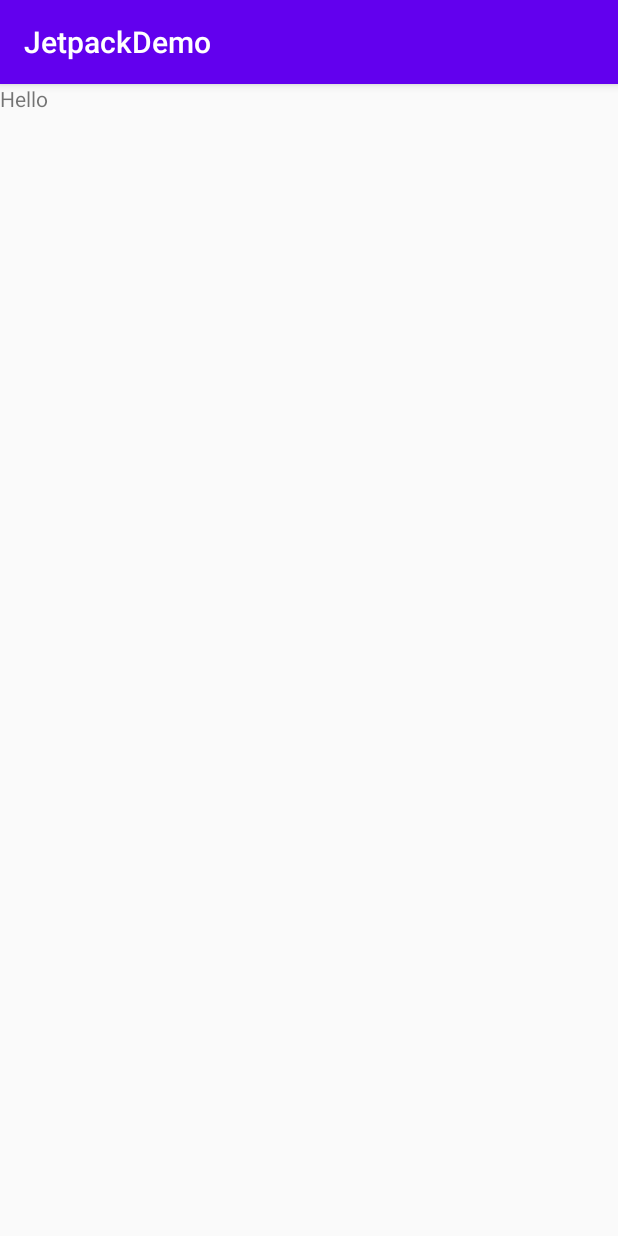
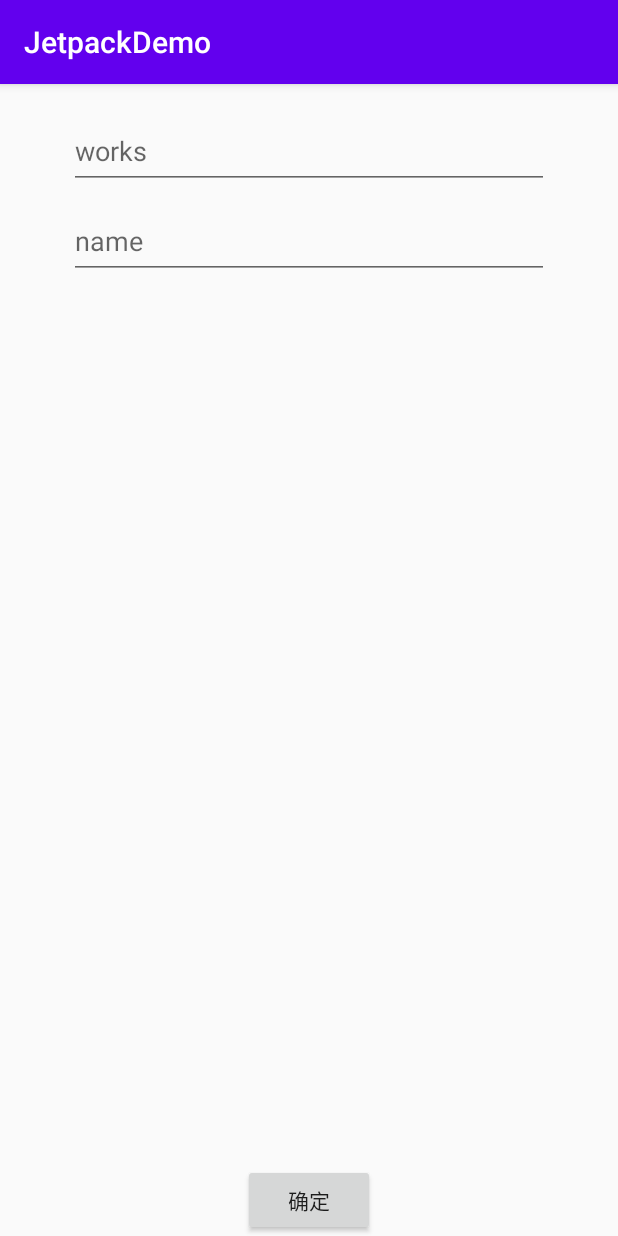
Before and after one commit to binbin0915/jetpackstudy, an Android app: the AddFragment screen opened through its navigation route, on a phone screen of 412 x 824 dp. Run offline under Robolectric (Android 15) with nearby library versions, the phone set to English and light mode, and no system bars.

Commit message:
基本完成

```diff
--- a/src/JetpackDemo/app/src/main/res/layout/add_fragment.xml
+++ b/src/JetpackDemo/app/src/main/res/layout/add_fragment.xml
@@ -1,13 +1,42 @@
 <?xml version="1.0" encoding="utf-8"?>
-<FrameLayout xmlns:android="http://schemas.android.com/apk/res/android"
+<androidx.constraintlayout.widget.ConstraintLayout xmlns:android="http://schemas.android.com/apk/res/android"
+    xmlns:app="http://schemas.android.com/apk/res-auto"
     xmlns:tools="http://schemas.android.com/tools"
     android:layout_width="match_parent"
     android:layout_height="match_parent"
     tools:context=".fragment.AddFragment">
 
-    <TextView
-        android:layout_width="match_parent"
-        android:layout_height="match_parent"
-        android:text="Hello" />
+    <Button
+        android:id="@+id/btnAdd"
+        android:layout_width="wrap_content"
+        android:layout_height="48dp"
+        android:text="确定"
+        app:layout_constraintBottom_toBottomOf="parent"
+        app:layout_constraintEnd_toEndOf="parent"
+        app:layout_constraintStart_toStartOf="parent" />
 
-</FrameLayout>
+    <EditText
+        android:id="@+id/edWorks"
+        android:layout_width="320dp"
+        android:layout_height="50dp"
+        android:layout_marginTop="20dp"
+        android:ems="10"
+        android:hint="works"
+        android:inputType="textPersonName"
+        app:layout_constraintEnd_toEndOf="parent"
+        app:layout_constraintStart_toStartOf="parent"
+        app:layout_constraintTop_toTopOf="parent" />
+
+    <EditText
+        android:id="@+id/edName"
+        android:layout_width="320dp"
+        android:layout_height="50dp"
+        android:layout_marginTop="10dp"
+        android:ems="10"
+        android:hint="name"
+        android:inputType="textPersonName"
+        app:layout_constraintEnd_toEndOf="parent"
+        app:layout_constraintStart_toStartOf="parent"
+        app:layout_constraintTop_toBottomOf="@+id/edWorks" />
+
+</androidx.constraintlayout.widget.ConstraintLayout>
```
Also changed, not shown: src/JetpackDemo/app/build.gradle (+21 -1 lines), src/JetpackDemo/app/src/main/AndroidManifest.xml (+23 -6 lines), src/JetpackDemo/app/src/main/java/cz/yb/jetpackdemo/App.java (added, +19 -0 lines), src/JetpackDemo/app/src/main/java/cz/yb/jetpackdemo/adapter/PagingAdapter.java (added, +62 -0 lines), src/JetpackDemo/app/src/main/java/cz/yb/jetpackdemo/dao/WorksDao.java (added, +34 -0 lines), src/JetpackDemo/app/src/main/java/cz/yb/jetpackdemo/database/WorksDatabase.java (added, +12 -0 lines), src/JetpackDemo/app/src/main/java/cz/yb/jetpackdemo/entity/WorksEntity.java (added, +44 -0 lines), src/JetpackDemo/app/src/main/java/cz/yb/jetpackdemo/fragment/AddFragment.java (+34 -0 lines), src/JetpackDemo/app/src/main/java/cz/yb/jetpackdemo/fragment/WorksFragment.java (+37 -0 lines), src/JetpackDemo/app/src/main/java/cz/yb/jetpackdemo/lifecycle/CustomChronometer.java (added, +32 -0 lines), src/JetpackDemo/app/src/main/java/cz/yb/jetpackdemo/repository/WorksRepository.java (added, +38 -0 lines), src/JetpackDemo/app/src/main/java/cz/yb/jetpackdemo/ui/LifeCycleActivity.java (added, +21 -0 lines), src/JetpackDemo/app/src/main/java/cz/yb/jetpackdemo/ui/PagingActivity.java (added, +38 -0 lines), src/JetpackDemo/app/src/main/res/layout/activity_life_cycle.xml (added, +28 -0 lines), 3 more files.
